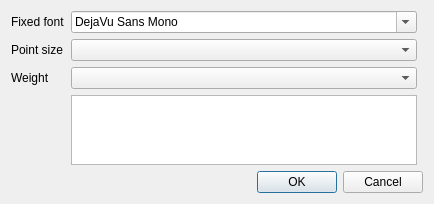
The window that dialogs/settingsdlg.ui (pullmoll/qflexprop) describes before a commit, drawn with Qt 5.
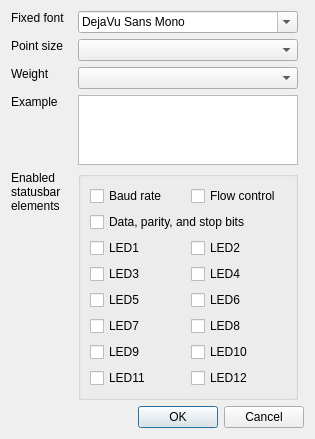
The same window after the commit.

```diff
--- a/dialogs/settingsdlg.ui
+++ b/dialogs/settingsdlg.ui
@@ -6,51 +6,14 @@
    <rect>
     <x>0</x>
     <y>0</y>
-    <width>434</width>
-    <height>179</height>
+    <width>315</width>
+    <height>379</height>
    </rect>
   </property>
   <property name="windowTitle">
    <string>Dialog</string>
   </property>
   <layout class="QGridLayout" name="gridLayout">
-   <item row="2" column="0">
-    <widget class="QLabel" name="lbl_weight">
-     <property name="text">
-      <string>Weight</string>
-     </property>
-    </widget>
-   </item>
-   <item row="3" column="1">
-    <widget class="QTextEdit" name="te_example"/>
-   </item>
-   <item row="5" column="0" colspan="3">
-    <widget class="QDialogButtonBox" name="buttonBox">
-     <property name="orientation">
-      <enum>Qt::Horizontal</enum>
-     </property>
-     <property name="standardButtons">
-      <set>QDialogButtonBox::Cancel|QDialogButtonBox::Ok</set>
-     </property>
-    </widget>
-   </item>
-   <item row="1" column="1">
-    <widget class="QComboBox" name="cb_size"/>
-   </item>
-   <item row="1" column="0">
-    <widget class="QLabel" name="lbl_size">
-     <property name="text">
-      <string>Point size</string>
-     </property>
-    </widget>
-   </item>
-   <item row="0" column="0">
-    <widget class="QLabel" name="lbl_font">
-     <property name="text">
-      <string>Fixed font</string>
-     </property>
-    </widget>
-   </item>
    <item row="0" column="1">
     <widget class="QFontComboBox" name="fontComboBox">
      <property name="currentText">
@@ -66,9 +29,192 @@
      </property>
     </widget>
    </item>
+   <item row="4" column="1">
+    <widget class="QGroupBox" name="groupBox">
+     <property name="title">
+      <string/>
+     </property>
+     <layout class="QGridLayout" name="gridLayout_2">
+      <item row="4" column="0">
+       <widget class="QCheckBox" name="cb_07">
+        <property name="text">
+         <string>LED5</string>
+        </property>
+       </widget>
+      </item>
+      <item row="5" column="0">
+       <widget class="QCheckBox" name="cb_09">
+        <property name="text">
+         <string>LED7</string>
+        </property>
+       </widget>
+      </item>
+      <item row="2" column="1">
+       <widget class="QCheckBox" name="cb_04">
+        <property name="text">
+         <string>LED2</string>
+        </property>
+       </widget>
+      </item>
+      <item row="2" column="0">
+       <widget class="QCheckBox" name="cb_03">
+        <property name="text">
+         <string>LED1</string>
+        </property>
+       </widget>
+      </item>
+      <item row="6" column="0">
+       <widget class="QCheckBox" name="cb_11">
+        <property name="text">
+         <string>LED9</string>
+        </property>
+       </widget>
+      </item>
+      <item row="5" column="1">
+       <widget class="QCheckBox" name="cb_10">
+        <property name="text">
+         <string>LED8</string>
+        </property>
+       </widget>
+      </item>
+      <item row="4" column="1">
+       <widget class="QCheckBox" name="cb_08">
+        <property name="text">
+         <string>LED6</string>
+        </property>
+       </widget>
+      </item>
+      <item row="7" column="1">
+       <widget class="QCheckBox" name="cb_14">
+        <property name="text">
+         <string>LED12</string>
+        </property>
+       </widget>
+      </item>
+      <item row="0" column="0">
+       <widget class="QCheckBox" name="cb_00">
+        <property name="text">
+         <string>Baud rate</string>
+        </property>
+       </widget>
+      </item>
+      <item row="3" column="0">
+       <widget class="QCheckBox" name="cb_05">
+        <property name="text">
+         <string>LED3</string>
+        </property>
+       </widget>
+      </item>
+      <item row="6" column="1">
+       <widget class="QCheckBox" name="cb_12">
+        <property name="text">
+         <string>LED10</string>
+        </property>
+       </widget>
+      </item>
+      <item row="3" column="1">
+       <widget class="QCheckBox" name="cb_06">
+        <property name="text">
+         <string>LED4</string>
+        </property>
+       </widget>
+      </item>
+      <item row="7" column="0">
+       <widget class="QCheckBox" name="cb_13">
+        <property name="text">
+         <string>LED11</string>
+        </property>
+       </widget>
+      </item>
+      <item row="0" column="1">
+       <widget class="QCheckBox" name="cb_02">
+        <property name="text">
+         <string>Flow control</string>
+        </property>
+       </widget>
+      </item>
+      <item row="1" column="0" colspan="2">
+       <widget class="QCheckBox" name="cb_01">
+        <property name="text">
+         <string>Data, parity, and stop bits</string>
+        </property>
+       </widget>
+      </item>
+     </layout>
+    </widget>
+   </item>
+   <item row="0" column="0">
+    <widget class="QLabel" name="lbl_font">
+     <property name="text">
+      <string>Fixed font</string>
+     </property>
+     <property name="alignment">
+      <set>Qt::AlignLeading|Qt::AlignLeft|Qt::AlignTop</set>
+     </property>
+    </widget>
+   </item>
+   <item row="8" column="0" colspan="3">
+    <widget class="QDialogButtonBox" name="buttonBox">
+     <property name="orientation">
+      <enum>Qt::Horizontal</enum>
+     </property>
+     <property name="standardButtons">
+      <set>QDialogButtonBox::Cancel|QDialogButtonBox::Ok</set>
+     </property>
+    </widget>
+   </item>
+   <item row="1" column="0">
+    <widget class="QLabel" name="lbl_size">
+     <property name="text">
+      <string>Point size</string>
+     </property>
+     <property name="alignment">
+      <set>Qt::AlignLeading|Qt::AlignLeft|Qt::AlignTop</set>
+     </property>
+    </widget>
+   </item>
+   <item row="2" column="0">
+    <widget class="QLabel" name="lbl_weight">
+     <property name="text">
+      <string>Weight</string>
+     </property>
+     <property name="alignment">
+      <set>Qt::AlignLeading|Qt::AlignLeft|Qt::AlignTop</set>
+     </property>
+    </widget>
+   </item>
+   <item row="1" column="1">
+    <widget class="QComboBox" name="cb_size"/>
+   </item>
    <item row="2" column="1">
     <widget class="QComboBox" name="cb_weight"/>
    </item>
+   <item row="3" column="1">
+    <widget class="QTextEdit" name="te_example"/>
+   </item>
+   <item row="4" column="0">
+    <widget class="QLabel" name="label">
+     <property name="text">
+      <string>Enabled statusbar elements</string>
+     </property>
+     <property name="alignment">
+      <set>Qt::AlignLeading|Qt::AlignLeft|Qt::AlignTop</set>
+     </property>
+     <property name="wordWrap">
+      <bool>true</bool>
+     </property>
+    </widget>
+   </item>
+   <item row="3" column="0">
+    <widget class="QLabel" name="label_2">
+     <property name="text">
+      <string>Example</string>
+     </property>
+     <property name="alignment">
+      <set>Qt::AlignLeading|Qt::AlignLeft|Qt::AlignTop</set>
+     </property>
+    </widget>
+   </item>
   </layout>
  </widget>
  <tabstops>
```
Left out of the diff: 16 changed lines with no effect on the pictures.
